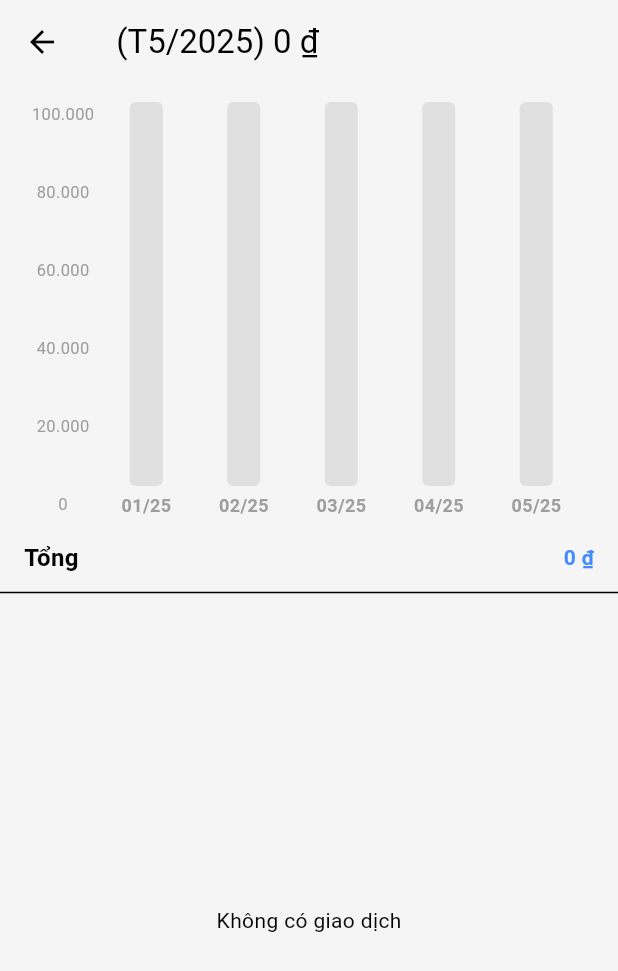
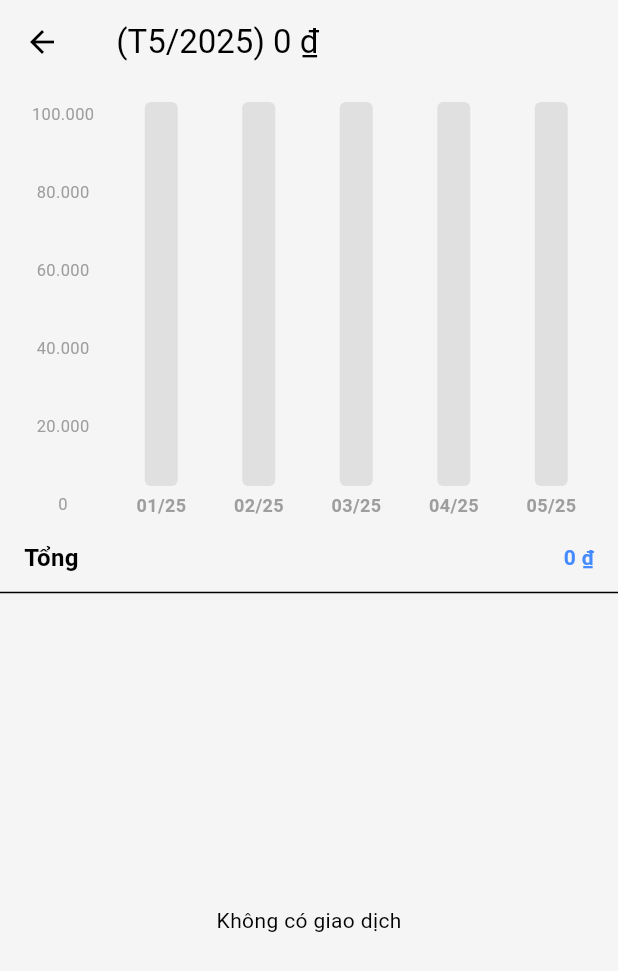
Before and after one commit to PhatNguyenTT/ExpensesTracker, a Flutter app: the StatsExpenseScreen screen opened directly with empty values, on a phone screen of 412 x 824 dp. Shown: the top 971 px of the screen. Run offline on Flutter 3.47's test engine with Material 3 defaults, Android fonts, the phone set to English and light mode, and no system bars; drawn by our look-alikes of fl_chart; our stand-ins replace bloc, cloud_firestore, equatable, firebase_core, flutter_bloc, flutter_colorpicker and 2 more; accounts and stored records are empty.

Commit message:
end chart

```diff
--- a/lib/screens/home/views/mainScreen.dart
+++ b/lib/screens/home/views/mainScreen.dart
@@ -61,7 +61,7 @@ class MainScreen extends StatelessWidget {
                               fontSize: 12,
                               fontWeight: FontWeight.w600,
                               color: Theme.of(context).colorScheme.outline)),
-                      Text("Bao Yen",
+                      Text("Admin",
                           style: TextStyle(
                               fontSize: 16,
                               fontWeight: FontWeight.bold,
--- a/lib/screens/stats/chart/bar_chart.dart
+++ b/lib/screens/stats/chart/bar_chart.dart
@@ -1,11 +1,10 @@
 import 'dart:math';
-
 import 'package:fl_chart/fl_chart.dart';
 import 'package:flutter/material.dart';
 import 'package:intl/intl.dart';
 import 'package:expense_repository/expense_repository.dart';
 
-class BarChartSample3 extends StatelessWidget {
+class BarChartSample3 extends StatefulWidget {
   final List<Expense> expenses;
   final Category category;
   final List<DateTime> months;
@@ -22,8 +21,27 @@ class BarChartSample3 extends StatelessWidget {
   });
 
   @override
+  State<BarChartSample3> createState() => _BarChartSample3State();
+}
+
+class _BarChartSample3State extends State<BarChartSample3> {
+  final double columnWidth = 65.0;
+  final ScrollController scrollController = ScrollController();
+
+  @override
+  void initState() {
+    super.initState();
+    WidgetsBinding.instance.addPostFrameCallback((_) {
+      final target = (widget.selectedIndex + 0.5) * columnWidth -
+          MediaQuery.of(context).size.width / 2;
+      final safeTarget =
+          target.clamp(0.0, scrollController.position.maxScrollExtent);
+      scrollController.jumpTo(safeTarget);
+    });
+  }
+
+  @override
   Widget build(BuildContext context) {
-    const columnWidth = 65.0;
     return SizedBox(
       child: Row(
         children: [
@@ -42,15 +60,13 @@ class BarChartSample3 extends StatelessWidget {
               }),
             ),
           ),
-          // ✅ Biểu đồ với scroll ngang
           Expanded(
             child: SingleChildScrollView(
-              // controller: scrollController,
+              controller: scrollController,
               scrollDirection: Axis.horizontal,
-              reverse: true,
-              padding: const EdgeInsets.only(right: 10),
+              padding: EdgeInsets.zero,
               child: SizedBox(
-                width: months.length * columnWidth,
+                width: widget.months.length * columnWidth,
                 child: BarChart(
                   BarChartData(
                     alignment: BarChartAlignment.spaceAround,
@@ -71,7 +87,6 @@ class BarChartSample3 extends StatelessWidget {
                           BarChartRodData rod,
                           int rodIndex,
                         ) {
-                          final date = months[group.x.toInt()];
                           final amount = rod.toY;
                           return BarTooltipItem(
                             NumberFormat.currency(locale: 'vi_VN', symbol: '₫')
@@ -84,8 +99,8 @@ class BarChartSample3 extends StatelessWidget {
                         if (event is FlTapUpEvent) {
                           final touchX = event.localPosition.dx;
                           final index =
-                              (touchX ~/ 65).clamp(0, months.length - 1);
-                          onBarTap?.call(index);
+                              (touchX ~/ 65).clamp(0, widget.months.length - 1);
+                          widget.onBarTap?.call(index);
                         }
                       },
                     ),
@@ -102,11 +117,11 @@ class BarChartSample3 extends StatelessWidget {
                           reservedSize: 20,
                           getTitlesWidget: (value, meta) {
                             final index = value.toInt();
-                            if (index < 0 || index >= months.length) {
+                            if (index < 0 || index >= widget.months.length) {
                               return const SizedBox.shrink();
                             }
-                            final label =
-                                DateFormat('MM/yy').format(months[index]);
+                            final label = DateFormat('MM/yy')
+                                .format(widget.months[index]);
                             return SideTitleWidget(
                               axisSide: meta.axisSide,
                               space: 4,
@@ -133,22 +148,22 @@ class BarChartSample3 extends StatelessWidget {
     );
   }
 
-  List<BarChartGroupData> _generateBarGroups(context) {
-    final totals = List<double>.filled(months.length, 0);
+  List<BarChartGroupData> _generateBarGroups(BuildContext context) {
+    final totals = List<double>.filled(widget.months.length, 0);
 
-    for (final e in expenses) {
-      if (e.category.name == category.name) {
-        for (int i = 0; i < months.length; i++) {
-          final m = months[i];
-          if (e.date.year == m.year && e.date.month == m.month) {
-            totals[i] += e.amount.toDouble();
-          }
-        }
-      }
+    for (int i = 0; i < widget.months.length; i++) {
+      final m = widget.months[i];
+      final monthTotal = widget.expenses
+          .where((e) =>
+              e.date.year == m.year &&
+              e.date.month == m.month &&
+              e.category.name == widget.category.name)
+          .fold<double>(0, (sum, e) => sum + e.amount.toDouble());
+      totals[i] = monthTotal;
     }
 
-    return List.generate(months.length, (i) {
-      final isSelected = i == selectedIndex;
+    return List.generate(widget.months.length, (i) {
+      final isSelected = i == widget.selectedIndex;
       return BarChartGroupData(
         x: i,
         barRods: [
@@ -158,10 +173,7 @@ class BarChartSample3 extends StatelessWidget {
             borderRadius: BorderRadius.circular(4),
             gradient: LinearGradient(
               colors: isSelected
-                  ? [
-                      Colors.orangeAccent,
-                      Colors.deepOrange,
-                    ]
+                  ? [Colors.orangeAccent, Colors.deepOrange]
                   : [
                       Theme.of(context).colorScheme.primary,
                       Theme.of(context).colorScheme.secondary,
@@ -183,14 +195,18 @@ class BarChartSample3 extends StatelessWidget {
   }
 
   double _getMaxY() {
-    final sameCategory =
-        expenses.where((e) => e.category.name == category.name);
-    final values = sameCategory.map((e) => e.amount).toList();
-    if (values.isEmpty) return 100000;
-
-    final maxValue = values.reduce((a, b) => a > b ? a : b).toDouble();
-
-    // ✅ Làm tròn lên mốc gần nhất 500.000đ để khớp trục Y
+    final totals = <double>[];
+    for (final m in widget.months) {
+      final sum = widget.expenses
+          .where((e) =>
+              e.date.year == m.year &&
+              e.date.month == m.month &&
+              e.category.name == widget.category.name)
+          .fold<double>(0, (s, e) => s + e.amount.toDouble());
+      totals.add(sum);
+    }
+    if (totals.every((v) => v == 0)) return 100000;
+    final maxValue = totals.reduce(max);
     final rounded = ((maxValue + 499999) ~/ 500000) * 500000;
     return rounded.toDouble();
   }
--- a/lib/screens/stats/views/statsExpense.dart
+++ b/lib/screens/stats/views/statsExpense.dart
@@ -38,14 +38,6 @@ class _StatsExpenseScreenState extends State<StatsExpenseScreen> {
     }
   }
 
-  List<DateTime> _getLast12Months() {
-    final now = DateTime.now();
-    return List.generate(12, (i) {
-      final date = DateTime(now.year, now.month - (11 - i));
-      return DateTime(date.year, date.month);
-    });
-  }
-
   List<Expense> _filterExpensesByMonth(int index) {
     final m = months[index];
     return widget.expenses
@@ -69,21 +61,29 @@ class _StatsExpenseScreenState extends State<StatsExpenseScreen> {
       });
     }
 
-    // Tìm tháng xa nhất trong dữ liệu
+    // Sắp xếp theo thời gian
     filtered.sort((a, b) => a.date.compareTo(b.date));
     final earliest = filtered.first.date;
     final latest = filtered.last.date;
 
-    // Bắt đầu từ tháng đầu tiên của earliest đến cuối tháng của latest
-    final months = <DateTime>[];
-    DateTime current = DateTime(earliest.year, earliest.month);
+    final diffInMonths = (latest.year - earliest.year) * 12 +
+        (latest.month - earliest.month) +
+        1;
 
-    while (current.isBefore(DateTime(latest.year, latest.month + 1))) {
-      months.add(current);
-      current = DateTime(current.year, current.month + 1);
+    // Trường hợp dữ liệu nằm trong khoảng < 12 tháng → thêm đủ 12 tháng
+    if (diffInMonths < 12) {
+      final startMonth = DateTime(latest.year, latest.month - 11);
+      return List.generate(12, (i) {
+        final m = DateTime(startMonth.year, startMonth.month + i);
+        return DateTime(m.year, m.month);
+      });
     }
 
-    return months;
+    // Ngược lại: hiển thị từ tháng đầu đến tháng cuối có dữ liệu
+    return List.generate(diffInMonths, (i) {
+      final m = DateTime(earliest.year, earliest.month + i);
+      return DateTime(m.year, m.month);
+    });
   }
 
   @override
```
Also changed, not shown: lib/screens/stats/views/statsExpense_year.dart (+35 -6 lines).
